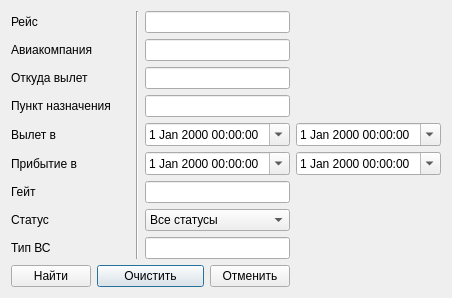
Above: gui/design/search.ui from nemp1yy/AirportIS_GUI before the change. Below: the same form after it.
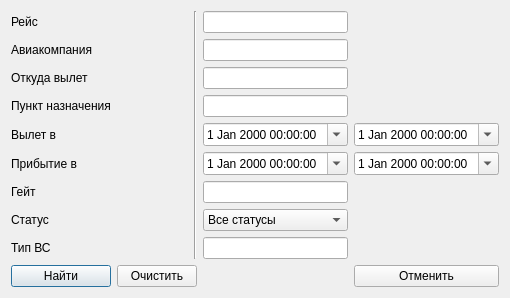
That is the form after the change. Icons and pictures are not drawn.

The edit to the form file:
```diff
--- a/gui/design/search.ui
+++ b/gui/design/search.ui
@@ -6,7 +6,7 @@
    <rect>
     <x>0</x>
     <y>0</y>
-    <width>374</width>
+    <width>428</width>
     <height>275</height>
    </rect>
   </property>
@@ -39,23 +39,9 @@
      </property>
     </widget>
    </item>
-   <item row="9" column="1" colspan="3">
-    <widget class="QPushButton" name="pushButton_2">
-     <property name="text">
-      <string>Очистить</string>
-     </property>
-    </widget>
-   </item>
    <item row="8" column="3" colspan="2">
     <widget class="QLineEdit" name="lineEdit_aircraft_type"/>
    </item>
-   <item row="9" column="4">
-    <widget class="QPushButton" name="pushButton_3">
-     <property name="text">
-      <string>Отменить</string>
-     </property>
-    </widget>
-   </item>
    <item row="9" column="0">
     <widget class="QPushButton" name="pushButton">
      <property name="text">
@@ -107,13 +93,6 @@
    <item row="2" column="3" colspan="2">
     <widget class="QLineEdit" name="lineEdit_departure_from"/>
    </item>
-   <item row="3" column="0" colspan="2">
-    <widget class="QLabel" name="label_5">
-     <property name="text">
-      <string>Пункт назначения</string>
-     </property>
-    </widget>
-   </item>
    <item row="3" column="3" colspan="2">
     <widget class="QLineEdit" name="lineEdit_destination"/>
    </item>
@@ -124,13 +103,6 @@
      </property>
     </widget>
    </item>
-   <item row="5" column="0" colspan="2">
-    <widget class="QLabel" name="label_7">
-     <property name="text">
-      <string>Прибытие в</string>
-     </property>
-    </widget>
-   </item>
    <item row="4" column="5">
     <widget class="QDateTimeEdit" name="dateTimeEdit_departure_time_range2">
      <property name="calendarPopup">
@@ -182,6 +154,34 @@
    <item row="0" column="3" colspan="2">
     <widget class="QLineEdit" name="lineEdit_flight"/>
    </item>
+   <item row="9" column="5">
+    <widget class="QPushButton" name="pushButton_3">
+     <property name="text">
+      <string>Отменить</string>
+     </property>
+    </widget>
+   </item>
+   <item row="9" column="1" colspan="2">
+    <widget class="QPushButton" name="pushButton_2">
+     <property name="text">
+      <string>Очистить</string>
+     </property>
+    </widget>
+   </item>
+   <item row="5" column="0">
+    <widget class="QLabel" name="label_7">
+     <property name="text">
+      <string>Прибытие в</string>
+     </property>
+    </widget>
+   </item>
+   <item row="3" column="0">
+    <widget class="QLabel" name="label_5">
+     <property name="text">
+      <string>Пункт назначения</string>
+     </property>
+    </widget>
+   </item>
   </layout>
  </widget>
  <resources/>
```
